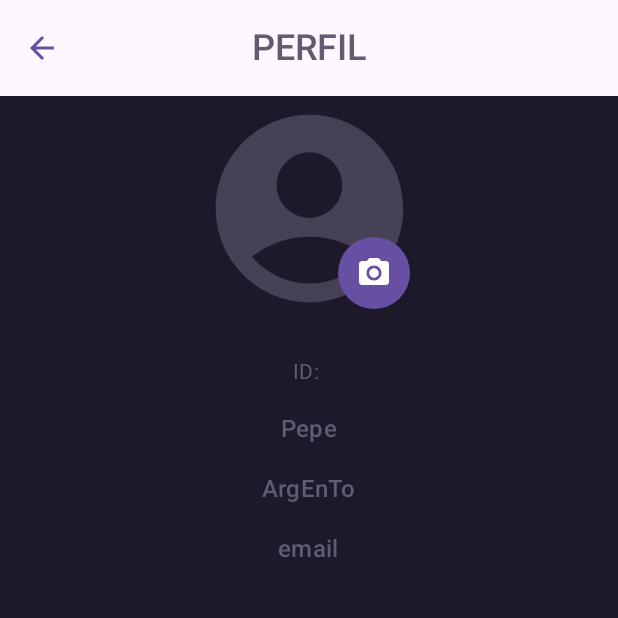
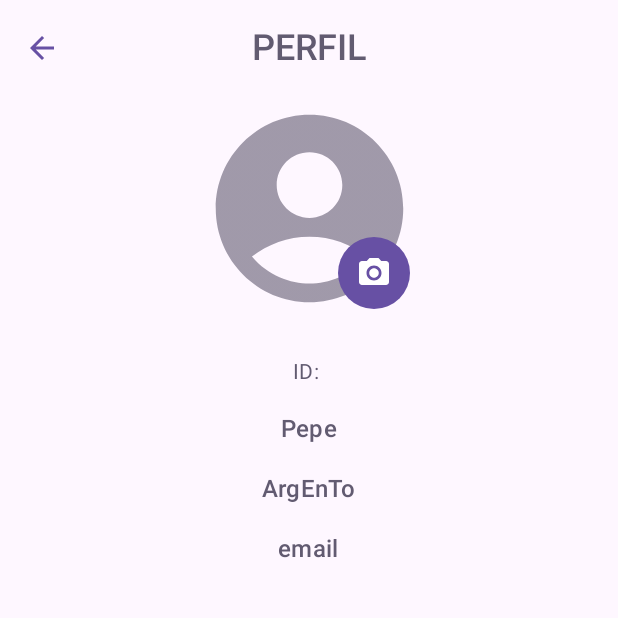
Before and after one commit to GabiPezet/HarmoniaTPI2025, an Android app built with Jetpack Compose: the composable UserProfile shown on its own in the app's theme, on a phone screen of 412 x 824 dp, the top half of it. Run offline under Robolectric (Android 15) with nearby library versions, the phone set to English and light mode, and no system bars; our stand-ins replace Dagger/Hilt's generated code; pictures from the network do not load.

Commit message:
fix(UserProfile): se elimina el color del container del Scaffold

```diff
--- a/app/src/main/java/com/android/harmoniatpi/ui/screens/menuPrincipal/content/optionsScreens/userProfile/UserProfile.kt
+++ b/app/src/main/java/com/android/harmoniatpi/ui/screens/menuPrincipal/content/optionsScreens/userProfile/UserProfile.kt
@@ -150,7 +150,7 @@ fun UserProfile(
                 )
             )
         },
-        containerColor = MaterialTheme.colorScheme.onSecondaryContainer
+
     ) { paddingValues ->
         Column(
             modifier = Modifier
```
